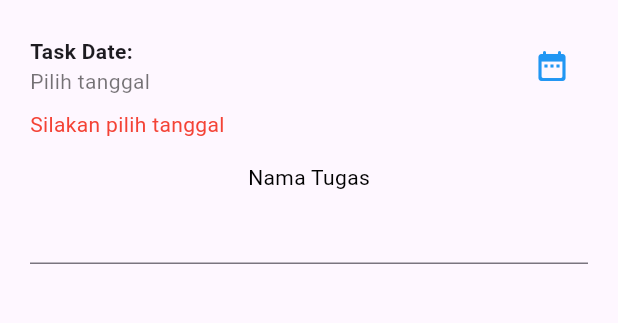
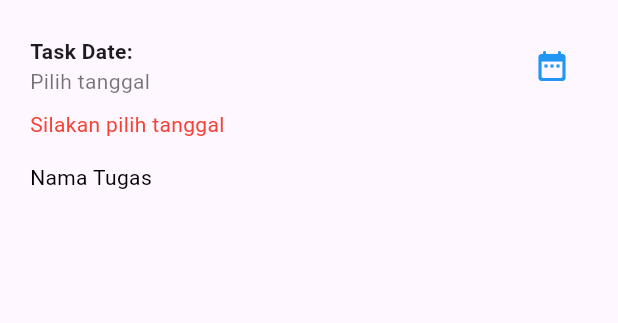
Before and after one commit to IAMHUDA/TodoApp_0049, a Flutter app: the screen it shows after launch, on a phone screen of 412 x 824 dp, the part 84-407 px from its top. Run offline on Flutter 3.47's test engine with Material 3 defaults, Android fonts, the phone set to English and light mode, and no system bars; missing offline and left inert: bottom_picker.

```diff
--- a/lib/todo_app.dart
+++ b/lib/todo_app.dart
@@ -83,9 +83,7 @@ class _TodoAppState extends State<TodoApp> {
           Column(
             children: [
               const Text("Nama Tugas", style: TextStyle(color: Color.fromARGB(255, 0, 0, 0))),
-              TextFormField(
 
-              )
             ],
           ))
         ],
```
